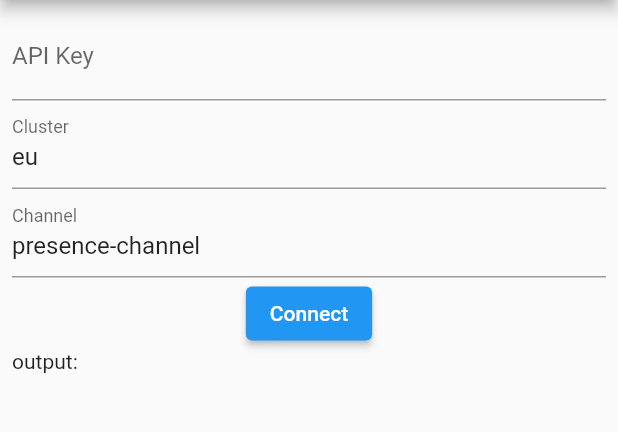
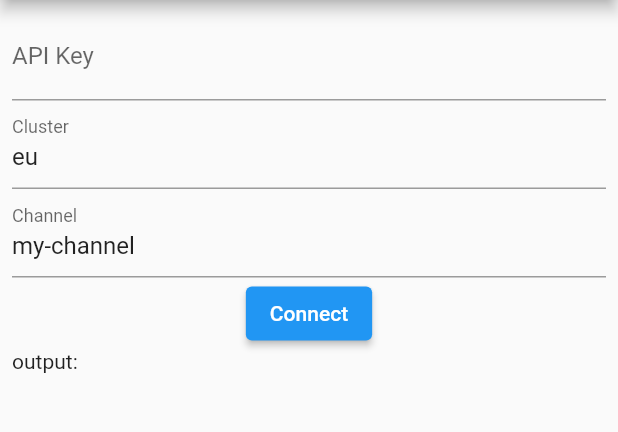
Before and after one commit to pusher/pusher-channels-flutter, a Flutter app: the screen it shows after launch, on a phone screen of 412 x 824 dp, the part 84-516 px from its top. Run offline on Flutter 3.47's test engine with Material 2 defaults, Android fonts, the phone set to English and light mode, and no system bars; our stand-ins replace js, shared_preferences; missing offline and left inert: dart:html.

Commit message:
fix release configuration on example app

```diff
--- a/example/lib/main.dart
+++ b/example/lib/main.dart
@@ -144,7 +144,7 @@ class _MyAppState extends State<MyApp> {
     setState(() {
       _apiKey.text = prefs.getString("apiKey") ?? '';
       _cluster.text = prefs.getString("cluster") ?? 'eu';
-      _channelName.text = prefs.getString("channelName") ?? 'presence-channel';
+      _channelName.text = prefs.getString("channelName") ?? 'my-channel';
       _eventName.text = prefs.getString("eventName") ?? 'client-event';
       _data.text = prefs.getString("data") ?? 'test';
     });
```
Also changed, not shown: 2 other files.
